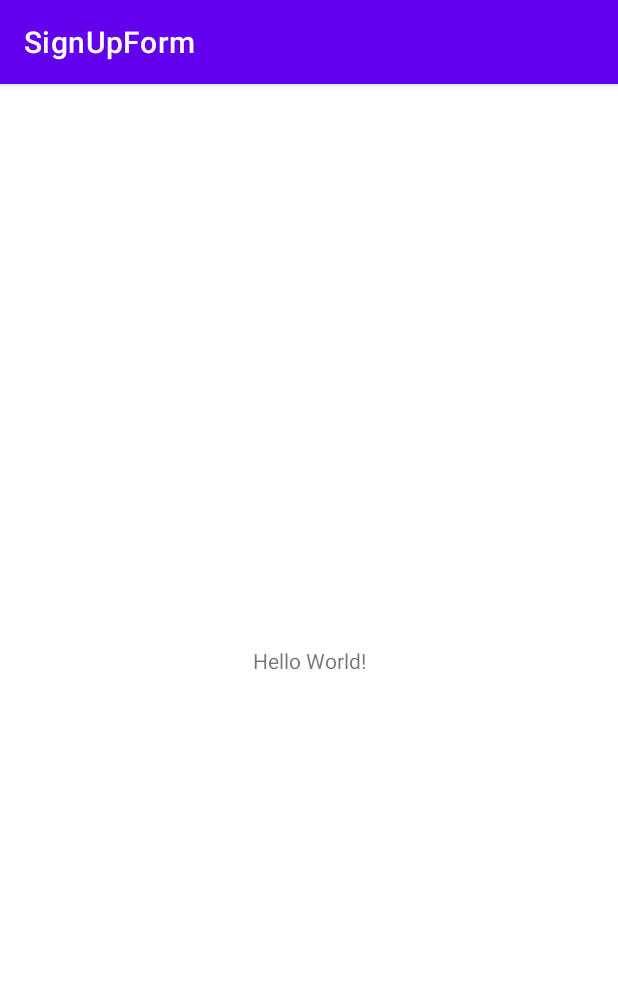
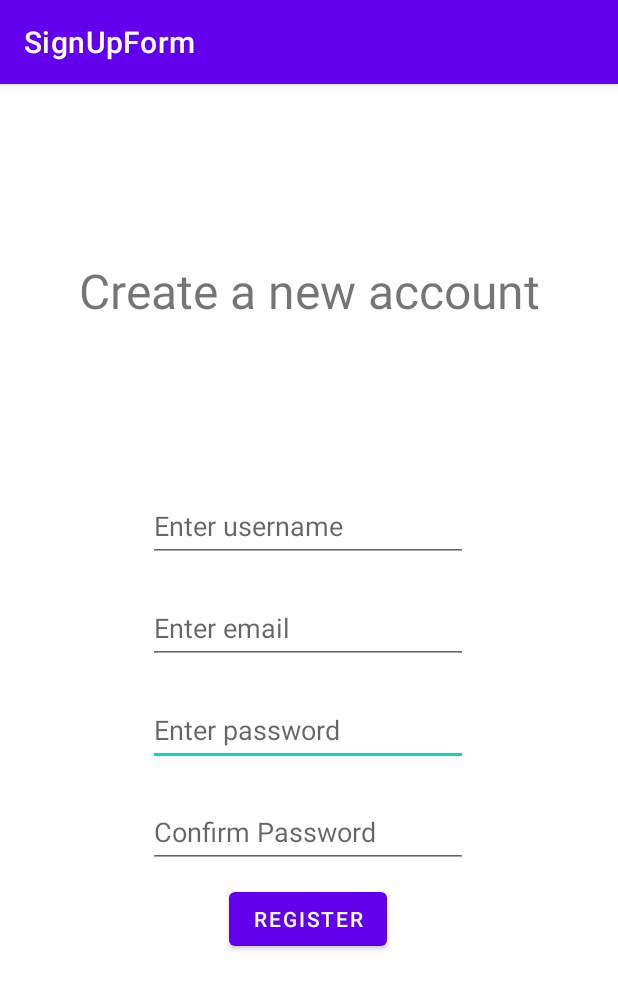
Before and after one commit to LiamHoffmanTemple/SignUpForm, an Android app: the screen it shows after launch (FormActivity), on a phone screen of 412 x 824 dp. Shown: the top 989 px of the screen. Run offline under Robolectric (Android 15) with nearby library versions, the phone set to English and light mode, and no system bars.

Commit message:
Created UI and added basic input logic

```diff
--- a/app/src/main/java/edu/temple/FormActivity.kt
+++ b/app/src/main/java/edu/temple/FormActivity.kt
@@ -2,10 +2,55 @@ package edu.temple
 
 import androidx.appcompat.app.AppCompatActivity
 import android.os.Bundle
+import android.widget.Button
+import android.widget.TextView
 
 class FormActivity : AppCompatActivity() {
     override fun onCreate(savedInstanceState: Bundle?) {
         super.onCreate(savedInstanceState)
         setContentView(R.layout.activity_main)
+
+
+
+        findViewById<Button>(R.id.buttonRegister).setOnClickListener {
+            val username = findViewById<TextView>(R.id.inputUsername)
+            val email = findViewById<TextView>(R.id.inputEmail)
+            val password = findViewById<TextView>(R.id.inputEmail)
+            val passwordConfirm = findViewById<TextView>(R.id.inputPasswordConfirm)
+            var passwordMatch = true
+            var valid = true
+
+            if (username.text.toString().isNotEmpty()){
+
+            } else{
+                username.error = "Username is a required field"
+                valid = false
+            }
+
+            if (email.text.toString().isNotEmpty()){
+
+            } else{
+                email.error = "Email is a required field"
+                valid = false
+            }
+
+            if (password.text.toString().isNotEmpty() && passwordConfirm.text.toString().isNotEmpty()){
+                if(password.text.toString() == passwordConfirm.text.toString()){
+
+                }else{
+                    passwordMatch = false
+                    valid = false
+                }
+            } else{
+                username.error = "Password is a required field"
+                valid = false
+                passwordMatch = false
+            }
+
+
+
+        }
+
+
     }
 }
--- a/app/src/main/res/layout/activity_main.xml
+++ b/app/src/main/res/layout/activity_main.xml
@@ -6,13 +6,96 @@
     android:layout_height="match_parent"
     tools:context=".FormActivity">
 
-    <TextView
+    <EditText
+        android:id="@+id/inputPassword"
         android:layout_width="wrap_content"
         android:layout_height="wrap_content"
-        android:text="Hello World!"
+        android:layout_marginTop="10dp"
+        android:layout_marginBottom="10dp"
+        android:ems="10"
+        android:hint="Enter password"
+        android:inputType="textPassword"
+        android:minHeight="48dp"
+        app:layout_constraintBottom_toTopOf="@+id/inputPasswordConfirm"
+        app:layout_constraintEnd_toEndOf="parent"
+        app:layout_constraintHorizontal_bias="0.497"
+        app:layout_constraintStart_toStartOf="parent"
+        app:layout_constraintTop_toBottomOf="@+id/inputEmail" />
+
+    <EditText
+        android:id="@+id/inputEmail"
+        android:layout_width="wrap_content"
+        android:layout_height="wrap_content"
+        android:layout_marginTop="10dp"
+        android:layout_marginBottom="10dp"
+        android:ems="10"
+        android:hint="Enter email"
+        android:inputType="textEmailAddress"
+        android:minHeight="48dp"
+        app:layout_constraintBottom_toTopOf="@+id/inputPassword"
+        app:layout_constraintEnd_toEndOf="parent"
+        app:layout_constraintHorizontal_bias="0.497"
+        app:layout_constraintStart_toStartOf="parent"
+        app:layout_constraintTop_toBottomOf="@+id/inputUsername" />
+
+    <EditText
+        android:id="@+id/inputUsername"
+        android:layout_width="wrap_content"
+        android:layout_height="wrap_content"
+        android:layout_marginTop="128dp"
+        android:layout_marginBottom="10dp"
+        android:ems="10"
+        android:hint="Enter username"
+        android:inputType="text"
+        android:minHeight="48dp"
+        app:layout_constraintBottom_toTopOf="@+id/inputEmail"
+        app:layout_constraintEnd_toEndOf="parent"
+        app:layout_constraintHorizontal_bias="0.497"
+        app:layout_constraintStart_toStartOf="parent"
+        app:layout_constraintTop_toBottomOf="@+id/titleTextView" />
+
+    <EditText
+        android:id="@+id/inputPasswordConfirm"
+        android:layout_width="wrap_content"
+        android:layout_height="wrap_content"
+        android:layout_marginTop="10dp"
+        android:layout_marginBottom="262dp"
+        android:ems="10"
+        android:hint="Confirm Password"
+        android:inputType="textPassword"
+        android:minHeight="48dp"
         app:layout_constraintBottom_toBottomOf="parent"
-        app:layout_constraintLeft_toLeftOf="parent"
-        app:layout_constraintRight_toRightOf="parent"
+        app:layout_constraintEnd_toEndOf="parent"
+        app:layout_constraintHorizontal_bias="0.497"
+        app:layout_constraintStart_toStartOf="parent"
+        app:layout_constraintTop_toBottomOf="@+id/inputPassword" />
+
+    <TextView
+        android:id="@+id/titleTextView"
+        android:layout_width="wrap_content"
+        android:layout_height="wrap_content"
+        android:layout_marginStart="138dp"
+        android:layout_marginTop="116dp"
+        android:layout_marginEnd="138dp"
+        android:text="Create a new account"
+        android:textSize="32sp"
+        app:layout_constraintEnd_toEndOf="parent"
+        app:layout_constraintStart_toStartOf="parent"
         app:layout_constraintTop_toTopOf="parent" />
 
+    <Button
+        android:id="@+id/buttonRegister"
+        android:layout_width="wrap_content"
+        android:layout_height="wrap_content"
+        android:layout_marginStart="158dp"
+        android:layout_marginTop="10dp"
+        android:layout_marginEnd="159dp"
+        android:layout_marginBottom="173dp"
+        android:text="Register"
+        app:layout_constraintBottom_toBottomOf="parent"
+        app:layout_constraintEnd_toEndOf="parent"
+        app:layout_constraintStart_toStartOf="parent"
+        app:layout_constraintTop_toBottomOf="@+id/inputPasswordConfirm"
+        app:layout_constraintVertical_bias="0.0" />
+
 </androidx.constraintlayout.widget.ConstraintLayout>
```
